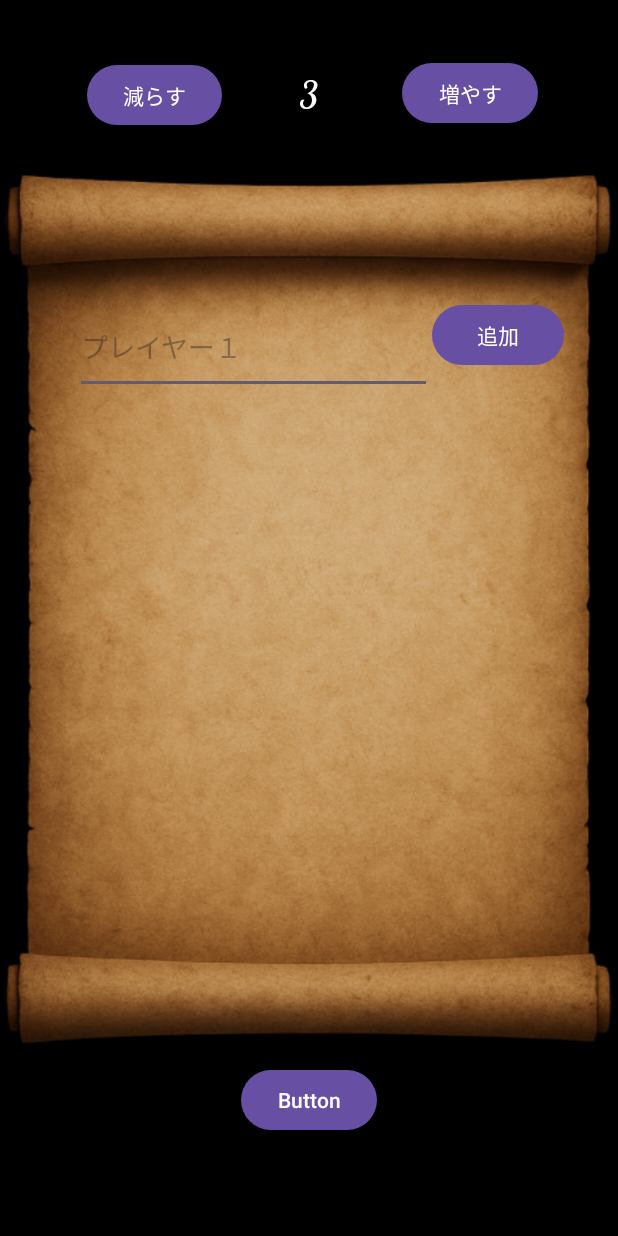
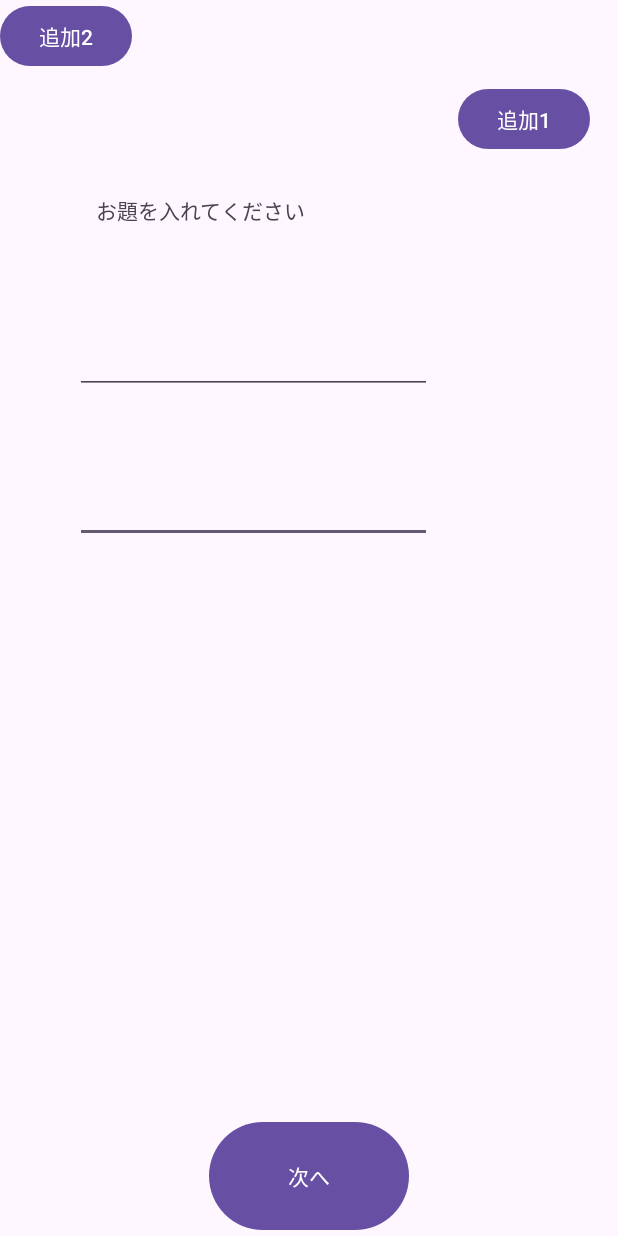
Before and after one commit to konan-pbl-2025/word_policing, an Android app: the screen it shows after launch (MemberInput before the commit, OriginalThema after it), after a tap on "単語説明", on a phone screen of 412 x 824 dp. Run offline under Robolectric (Android 15) with nearby library versions, the phone set to English and light mode, and no system bars; Roboto replaces fonts that are not available here.

Commit message:
オリジナル

```diff
--- a/app/src/main/AndroidManifest.xml
+++ b/app/src/main/AndroidManifest.xml
@@ -12,6 +12,9 @@
         android:supportsRtl="true"
         android:theme="@style/Theme.Word_policing"
         tools:targetApi="31">
+        <activity
+            android:name=".OriginalThema"
+            android:exported="false" />
         <activity
             android:name=".killselect"
             android:exported="false" />
--- a/app/src/main/java/com/example/word_policing/MainActivity.java
+++ b/app/src/main/java/com/example/word_policing/MainActivity.java
@@ -5,28 +5,25 @@ import androidx.appcompat.app.AppCompatActivity;
 
 import android.content.Intent;
 import android.os.Bundle;
-import android.text.AlteredCharSequence;
 import android.view.View;
 import android.widget.Button;
-import android.widget.ImageView;
 import android.view.LayoutInflater;
 import android.widget.TextView;
 
 public class MainActivity extends AppCompatActivity {
-
+    public static boolean flagOriginal = false;
     @Override
     protected void onCreate(Bundle savedInstanceState) {
         super.onCreate(savedInstanceState);
         setContentView(R.layout.activity_main);
-
         Button GeneralButton = (Button) findViewById(R.id.general);
         Button OriginalButton = (Button) findViewById(R.id.original);
         Button RuleButton = (Button) findViewById(R.id.rule);
-
         GeneralButton.setOnClickListener(new View.OnClickListener() {
             @Override
             public void onClick(View v) {
                 Intent member = new Intent(MainActivity.this, MemberInput.class);
+                flagOriginal = false;
                 startActivity(member);
             }
         });
@@ -35,7 +32,8 @@ public class MainActivity extends AppCompatActivity {
             @Override
             public void onClick(View v) {
 
-                Intent member = new Intent(MainActivity.this, MemberInput.class);
+                Intent member = new Intent(MainActivity.this, OriginalThema.class);
+                flagOriginal = true;
                 startActivity(member);
             }
         });
--- /dev/null
+++ b/app/src/main/java/com/example/word_policing/OriginalThema.java
@@ -0,0 +1,47 @@
+package com.example.word_policing;
+
+import androidx.appcompat.app.AppCompatActivity;
+
+import android.content.Intent;
+import android.os.Bundle;
+import android.view.View;
+import android.widget.Button;
+import android.widget.EditText;
+
+public class OriginalThema extends AppCompatActivity {
+    public static String Thema1;
+    public static String Thema2;
+    @Override
+    protected void onCreate(Bundle savedInstanceState) {
+        super.onCreate(savedInstanceState);
+        setContentView(R.layout.activity_original_thema);
+        Button nextButton = (Button) findViewById(R.id.Nextbutton);
+        Button Thema1_add = (Button) findViewById(R.id.Thema1Add);
+        Button Thema2_add = (Button) findViewById(R.id.Thema2Add);
+        EditText add1 = (EditText) findViewById(R.id.Thema1Name);
+        EditText add2 = (EditText) findViewById(R.id.Thema2Name);
+
+        Thema1_add.setOnClickListener(new View.OnClickListener() {
+            @Override
+            public void onClick(View v) {
+                Thema1 = add1.getText().toString().trim();
+            }
+        });
+
+        Thema2_add.setOnClickListener(new View.OnClickListener() {
+            @Override
+            public void onClick(View v) {
+                Thema2 = add2.getText().toString().trim();
+            }
+        });
+
+
+        nextButton.setOnClickListener(new View.OnClickListener() {
+            @Override
+            public void onClick(View v) {
+                Intent member = new Intent(OriginalThema.this, MemberInput.class);
+                startActivity(member);
+            }
+        });
+    }
+}
--- a/app/src/main/java/com/example/word_policing/ThemeDisplay.java
+++ b/app/src/main/java/com/example/word_policing/ThemeDisplay.java
@@ -33,9 +33,17 @@ public class ThemeDisplay extends AppCompatActivity {
         super.onCreate(savedInstanceState);
         setContentView(R.layout.activity_theme_display);
 
-        ThemaSelect.select(this.getAssets());
-        String maintheme = ThemaSelect.ThemaOne;
-        String wolftheme = ThemaSelect.ThemaTwo;
+        boolean FlagOriginal = MainActivity.flagOriginal;
+        String maintheme;
+        String wolftheme;
+        if (FlagOriginal){
+            ThemaSelect.select(this.getAssets());
+            maintheme = OriginalThema.Thema1;
+            wolftheme = OriginalThema.Thema2;
+        }else{
+            maintheme = ThemaSelect.ThemaOne;
+            wolftheme = ThemaSelect.ThemaTwo;
+        }
 
         System.out.println(playerNum);
         System.out.println(maintheme);
--- /dev/null
+++ b/app/src/main/res/layout/activity_original_thema.xml
@@ -0,0 +1,80 @@
+<?xml version="1.0" encoding="utf-8"?>
+<androidx.constraintlayout.widget.ConstraintLayout xmlns:android="http://schemas.android.com/apk/res/android"
+    xmlns:app="http://schemas.android.com/apk/res-auto"
+    xmlns:tools="http://schemas.android.com/tools"
+    android:layout_width="match_parent"
+    android:layout_height="match_parent"
+    tools:context=".OriginalThema">
+
+    <EditText
+        android:id="@+id/Thema2Name"
+        android:layout_width="238dp"
+        android:layout_height="62dp"
+        android:ems="10"
+        android:inputType="text"
+        app:layout_constraintBottom_toBottomOf="parent"
+        app:layout_constraintEnd_toEndOf="parent"
+        app:layout_constraintHorizontal_bias="0.289"
+        app:layout_constraintStart_toStartOf="parent"
+        app:layout_constraintTop_toTopOf="parent"
+        app:layout_constraintVertical_bias="0.394" />
+
+    <Button
+        android:id="@+id/Nextbutton"
+        android:layout_width="133dp"
+        android:layout_height="80dp"
+        android:text="次へ"
+        app:layout_constraintBottom_toBottomOf="parent"
+        app:layout_constraintEnd_toEndOf="parent"
+        app:layout_constraintStart_toStartOf="parent" />
+
+    <TextView
+        android:id="@+id/Odai"
+        android:layout_width="144dp"
+        android:layout_height="37dp"
+        android:layout_marginStart="63dp"
+        android:layout_marginTop="117dp"
+        android:layout_marginEnd="204dp"
+        android:layout_marginBottom="22dp"
+        android:text="お題を入れてください"
+        app:layout_constraintBottom_toTopOf="@+id/Thema1Name"
+        app:layout_constraintEnd_toEndOf="parent"
+        app:layout_constraintStart_toStartOf="parent"
+        app:layout_constraintTop_toTopOf="parent" />
+
+    <EditText
+        android:id="@+id/Thema1Name"
+        android:layout_width="238dp"
+        android:layout_height="62dp"
+        android:ems="10"
+        android:inputType="text"
+        app:layout_constraintBottom_toBottomOf="parent"
+        app:layout_constraintEnd_toEndOf="parent"
+        app:layout_constraintHorizontal_bias="0.289"
+        app:layout_constraintStart_toStartOf="parent"
+        app:layout_constraintTop_toTopOf="parent"
+        app:layout_constraintVertical_bias="0.263" />
+
+    <Button
+        android:id="@+id/Thema1Add"
+        android:layout_width="wrap_content"
+        android:layout_height="wrap_content"
+        android:layout_marginStart="15dp"
+        android:layout_marginTop="186dp"
+        android:layout_marginEnd="17dp"
+        android:layout_marginBottom="27dp"
+        android:text="追加1"
+        app:layout_constraintBottom_toTopOf="@+id/Thema2Add"
+        app:layout_constraintEnd_toEndOf="parent"
+        app:layout_constraintStart_toEndOf="@+id/Thema1Name"
+        app:layout_constraintTop_toTopOf="parent" />
+
+    <Button
+        android:id="@+id/Thema2Add"
+        android:layout_width="wrap_content"
+        android:layout_height="wrap_content"
+        android:text="追加2"
+        tools:layout_editor_absoluteX="298dp"
+        tools:layout_editor_absoluteY="261dp" />
+
+</androidx.constraintlayout.widget.ConstraintLayout>
```
